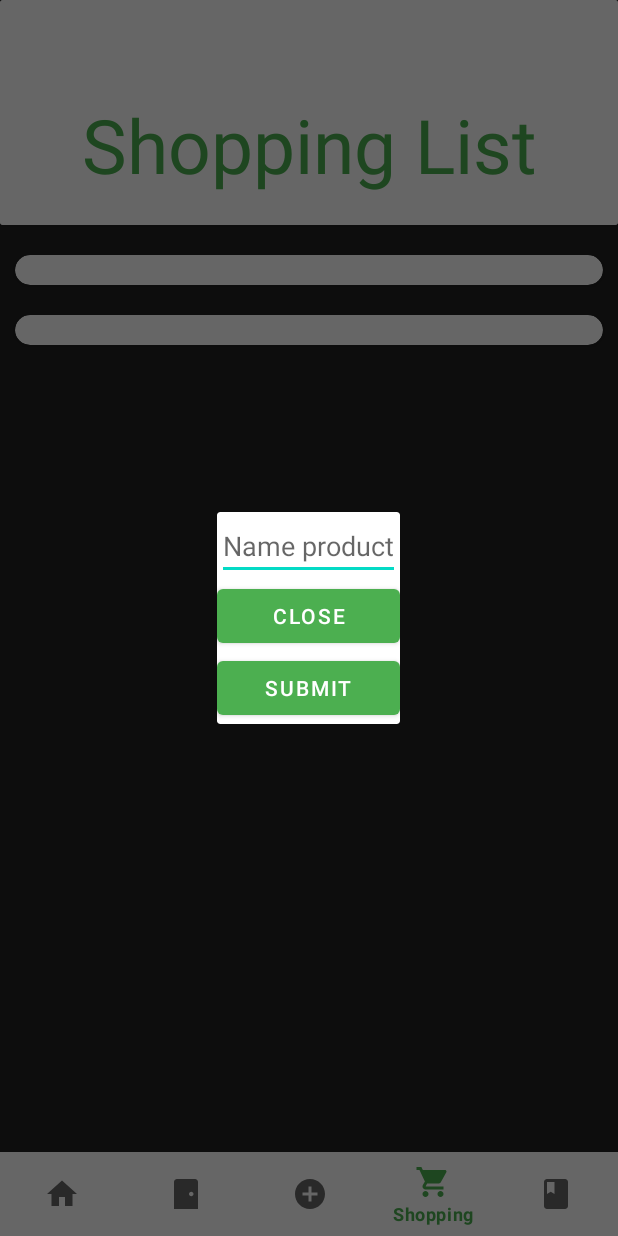
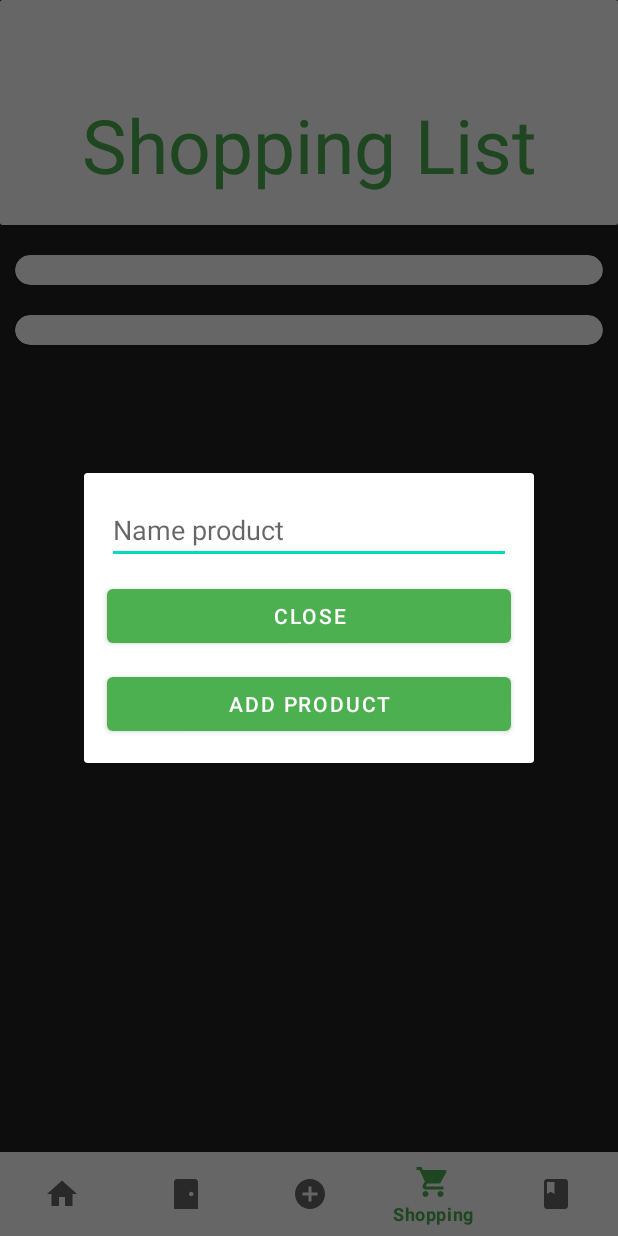
Before and after one commit to SterretjeK/Smart-cupboard-app, an Android app: the screen it shows after launch (MainActivity), item 4 of the bottom bar chosen, on a phone screen of 412 x 824 dp. Run offline under Robolectric (Android 15) with nearby library versions, the phone set to English and light mode, and no system bars.

Commit message:
Added min width dialog

```diff
--- a/App/app/src/main/res/layout/add_dialog.xml
+++ b/App/app/src/main/res/layout/add_dialog.xml
@@ -1,26 +1,32 @@
 <?xml version="1.0" encoding="utf-8"?>
 <LinearLayout
     android:layout_width="match_parent"
+    android:minWidth="300dp"
     android:layout_height="match_parent"
     android:orientation="vertical"
-    xmlns:android="http://schemas.android.com/apk/res/android">
+    android:padding="10dp"
+    xmlns:android="http://schemas.android.com/apk/res/android"
+    >
 
     <EditText
         android:id="@+id/edit_product_name"
         android:layout_width="match_parent"
         android:layout_height="wrap_content"
-        android:hint="Name product"/>
+        android:hint="Name product"
+        android:layout_margin="5dp"/>
 
     <Button
         android:id="@+id/button_close"
         android:layout_width="match_parent"
         android:layout_height="wrap_content"
-        android:text="Close"/>
+        android:text="Close"
+        android:layout_margin="5dp"/>
 
     <Button
         android:id="@+id/button_submit"
         android:layout_width="match_parent"
         android:layout_height="wrap_content"
-        android:text="Submit"/>
+        android:text="Add product"
+        android:layout_margin="5dp"/>
 
 </LinearLayout>
```
